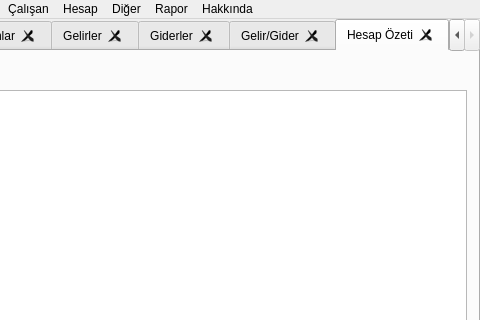
Above: muhasib.ui from ahmetturan/muhasib before the change; both pictures show x 180 to 660 and y 0 to 320 of the 660 by 429 pixel window. Below: the same form after it.
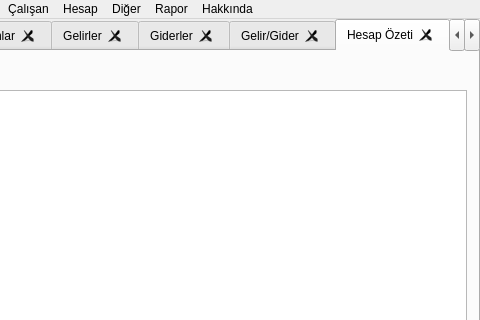
That is the form after the change. The open tabs and pages were chosen to show the change.

```diff
--- a/muhasib.ui
+++ b/muhasib.ui
@@ -684,6 +684,11 @@
         </item>
        </layout>
       </widget>
+      <widget class="QWidget" name="tabDigerGelir">
+       <attribute name="title">
+        <string>Diğer Gelirler</string>
+       </attribute>
+      </widget>
      </widget>
     </item>
    </layout>
```
Left out of the diff: 2 changed lines with no effect on the pictures.
